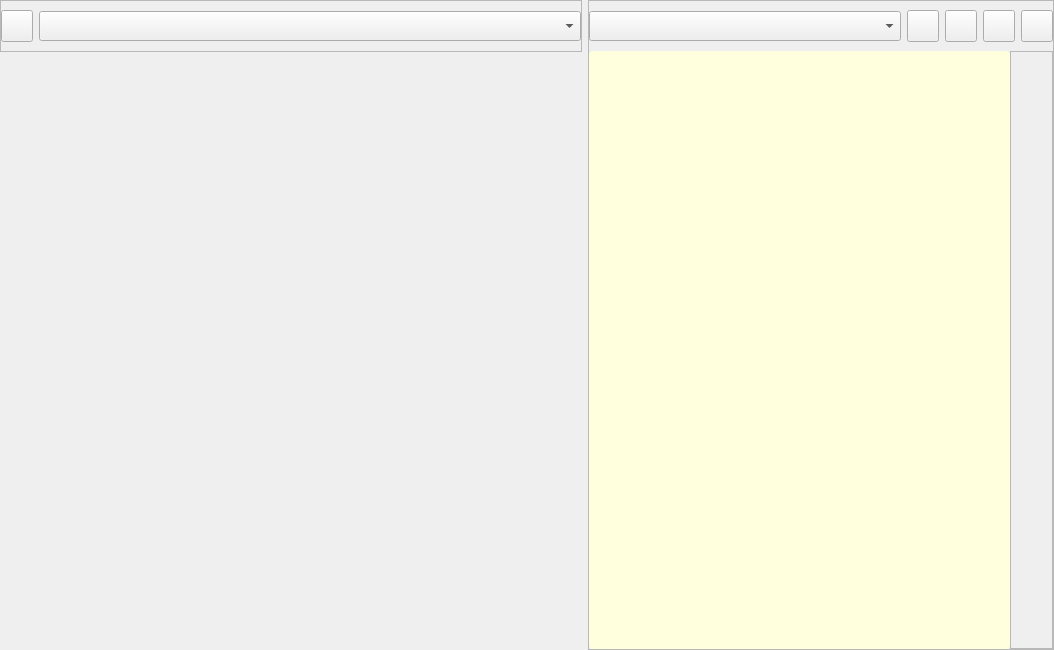
This is UIDecorator/UIDecorator.ui in Bazzzukasss/UIDecorator as Qt 5 draws it before an edit. The edited form follows.
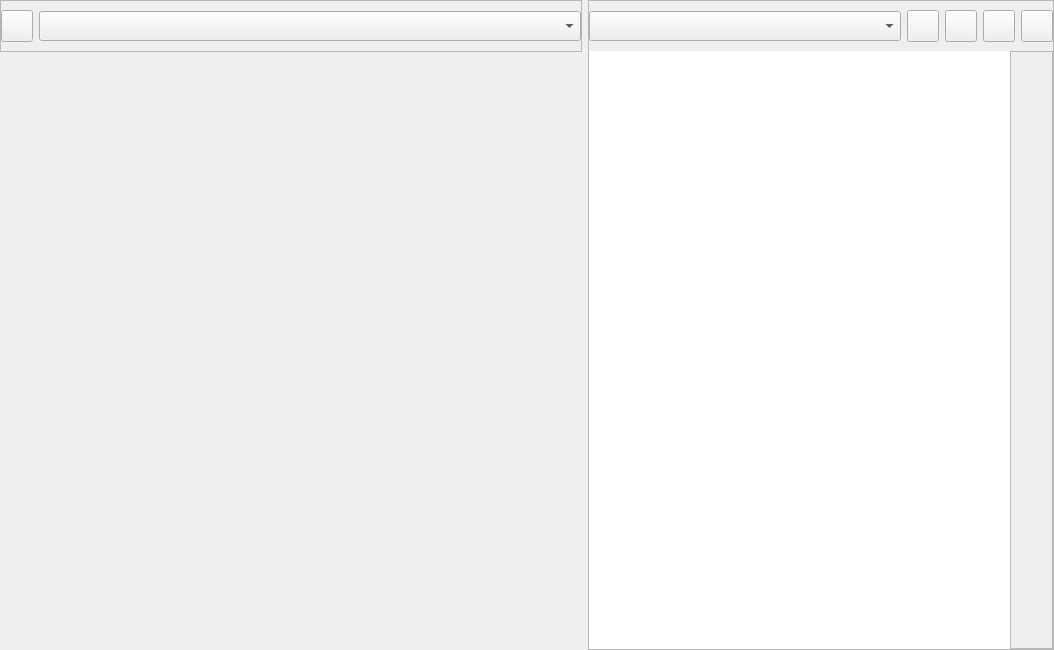
This is the edited form. Icons and pictures are not drawn. Custom widgets are drawn as their Qt base class.

Commit message: REFACTORED: Editors color scheme corrected.

Patch:
```diff
--- a/UIDecorator/UIDecorator.ui
+++ b/UIDecorator/UIDecorator.ui
@@ -12,7 +12,7 @@
   </property>
   <property name="font">
    <font>
-    <pointsize>12</pointsize>
+    <pointsize>10</pointsize>
    </font>
   </property>
   <property name="windowTitle">
@@ -494,12 +494,12 @@
           <widget class="QTextEditExt" name="mTextEdit">
            <property name="font">
             <font>
-             <pointsize>10</pointsize>
+             <weight>75</weight>
+             <bold>true</bold>
             </font>
            </property>
            <property name="styleSheet">
-            <string notr="true">background-color: rgb(255, 255, 222);
-border-radius: 4px;</string>
+            <string notr="true"/>
            </property>
            <property name="frameShape">
             <enum>QFrame::NoFrame</enum>
```
Left out of the diff: 4 changed lines with no effect on the pictures. The commit also changes 2 other files.
